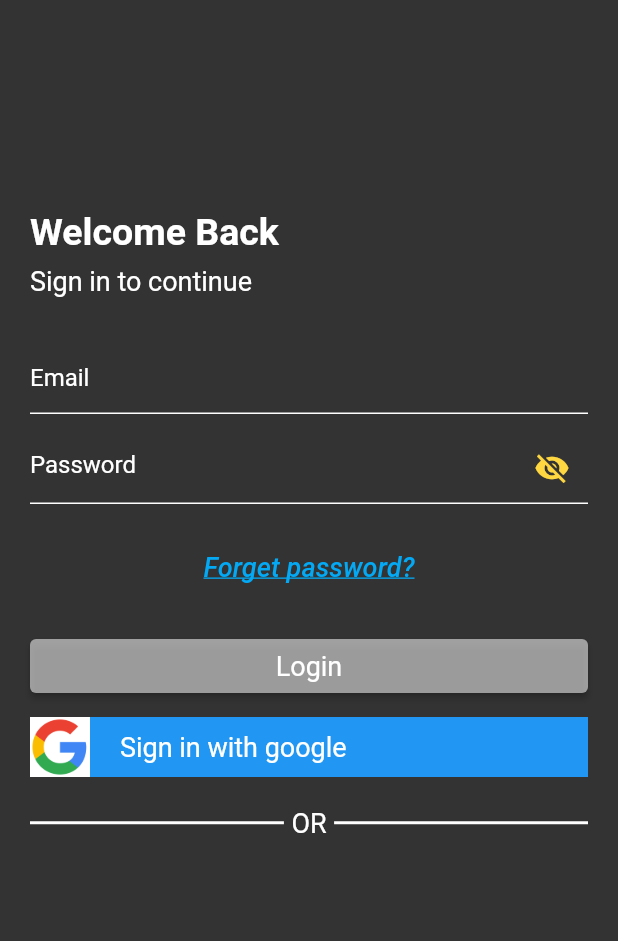
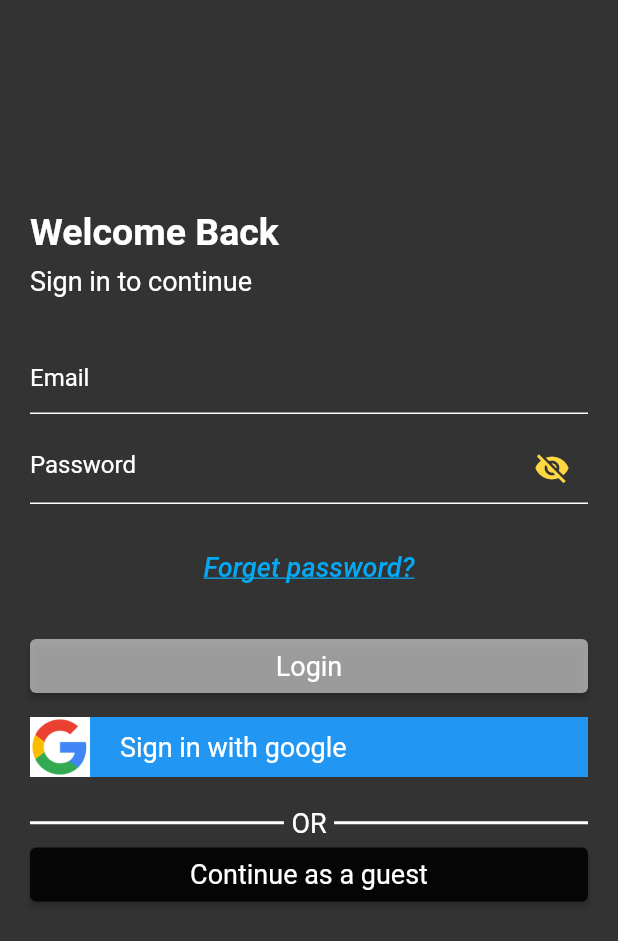
Before and after one commit to Devsaci/grocery_app_hadi_v2, a Flutter app: the screen it shows after launch, on a phone screen of 412 x 824 dp. Shown: the top 941 px of the screen. Run offline on Flutter 3.47's test engine with Material 2 defaults, Android fonts, the phone set to English and light mode, and no system bars; drawn by our look-alikes of card_swiper; our stand-ins replace fancy_shimmer_image, flutter_iconly, shared_preferences.

Commit message:
AuthButton  Continue as a guest

```diff
--- a/lib/screens/auth/login.dart
+++ b/lib/screens/auth/login.dart
@@ -181,17 +181,13 @@ class _LoginScreenState extends State<LoginScreen> {
                           thickness: 2,
                         ),
                       ),
-                      const SizedBox(
-                        width: 5,
-                      ),
+                      const SizedBox(width: 5),
                       TextWidget(
                         text: 'OR',
                         color: Colors.white,
                         textSize: 18,
                       ),
-                      const SizedBox(
-                        width: 5,
-                      ),
+                      const SizedBox(width: 5),
                       const Expanded(
                         child: Divider(
                           color: Colors.white,
@@ -199,7 +195,13 @@ class _LoginScreenState extends State<LoginScreen> {
                         ),
                       ),
                     ],
-                  )
+                  ),
+                  const SizedBox(width: 10),
+                  AuthButton(
+                    fct: () {},
+                    buttonText: 'Continue as a guest',
+                    primary: Colors.black87,
+                  ),
                 ],
               ),
             ),
```
